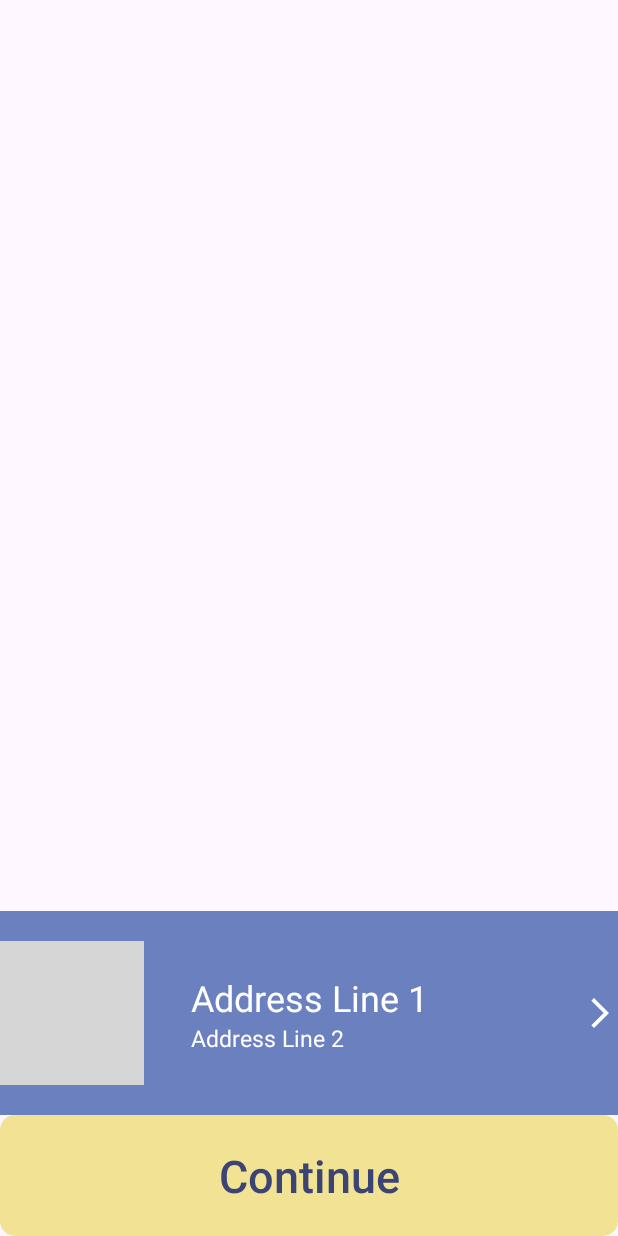
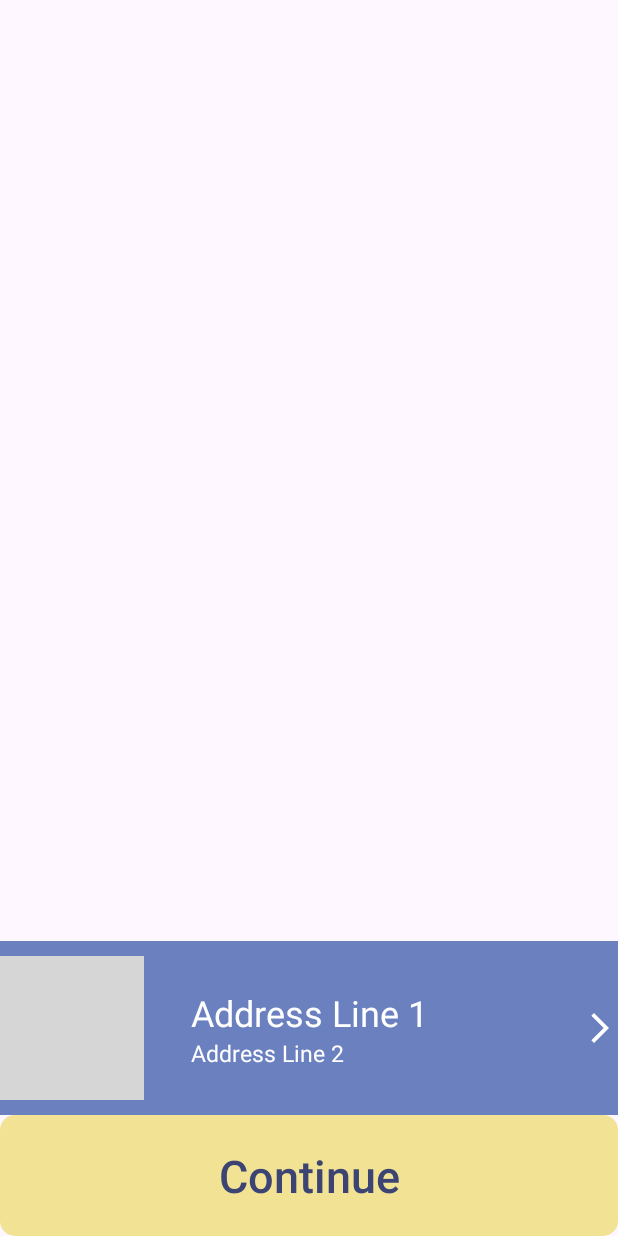
Before and after one commit to adekunleadeyemo/JustMove, an Android app: the Location screen opened directly, with no data from a screen before it, on a phone screen of 412 x 824 dp. Run offline under Robolectric (Android 15) with nearby library versions, the phone set to English and light mode, and no system bars; 7 statements that could not run were skipped; grey boxes are pictures that could not be loaded.

Commit message:
completed location

```diff
--- a/app/src/main/java/com/logistics/justMove/Location.java
+++ b/app/src/main/java/com/logistics/justMove/Location.java
@@ -7,20 +7,27 @@ import androidx.constraintlayout.widget.ConstraintLayout;
 import android.content.Intent;
 import android.os.Bundle;
 import android.view.View;
+import android.view.ViewGroup;
 import android.widget.Button;
 import android.widget.ImageView;
+import android.widget.LinearLayout;
 import android.widget.TextView;
 
 public class Location extends AppCompatActivity {
-    TextView addr_1;
-    TextView addr_2;
-    TextView addr_pin_txt;
-    ConstraintLayout addr_pin;
+    TextView pk_addr_1;
+   TextView pk_addr_2 ;
+    TextView dl_addr_1 ;
+    TextView dl_addr_2 ;
+    ConstraintLayout pk_addr_box;
+    ConstraintLayout dl_addr_box;
+    ImageView pk_icon;
+    ImageView dl_icon;
     Button set_loc;
-    ImageView set_addr;
 
     @Nullable String pickup_addr;
     @Nullable String delivery_addr;
+    @Nullable String [] pk_Arr;
+    @Nullable String [] dl_Arr;
 
     Intent intent;
 
@@ -30,65 +37,95 @@ public class Location extends AppCompatActivity {
         super.onCreate(savedInstanceState);
         setContentView(R.layout.activity_location);
 
+        LinearLayout.LayoutParams unset_loc_view = new LinearLayout.LayoutParams(ViewGroup.LayoutParams.MATCH_PARENT, 0, 66);
+        LinearLayout.LayoutParams set_loc_view = new LinearLayout.LayoutParams(ViewGroup.LayoutParams.MATCH_PARENT, 0, 33);
+
         intent = new Intent(Location.this, locationSearch.class);
 
         Bundle extras  = getIntent().getExtras();
         @Nullable String changeType = extras.getString("change");
+        delivery_addr = extras.getString("delivery");
+        pickup_addr = extras.getString("pickup");
+        @Nullable String [] pk_Arr = pickup_addr.split(",");
 
 
-        addr_1 = findViewById(R.id.addr_1);
-        addr_2 = findViewById(R.id.addr_2);
-        set_addr = findViewById(R.id.set_addr);
+        pk_addr_1 = findViewById(R.id.pickup_addr_1);
+        pk_addr_2 = findViewById(R.id.pickup_addr_2);
+        dl_addr_1 = findViewById(R.id.delivery_addr_1);
+        dl_addr_2 = findViewById(R.id.delivery_addr_2);
+        pk_addr_box = findViewById(R.id.pickup_addr_container);
+        dl_addr_box = findViewById(R.id.delivery_addr_container);
+        pk_icon = findViewById(R.id.pickup_addr_icon);
+        dl_icon = findViewById(R.id.delivery_addr_icon);
         set_loc = findViewById(R.id.set_location);
-        addr_pin = findViewById(R.id.location_pin);
-        addr_pin_txt = findViewById(R.id.location_pin_text);
+
 
 
         if(changeType.equals("delivery")) {
-            delivery_addr = extras.getString("delivery");
-            String [] dl_Arr = delivery_addr.split(",");
-            addr_pin.setVisibility(View.VISIBLE);
-            addr_pin_txt.setText(extras.getString("pickup").split(",")[0]);
-            addr_1.setText(dl_Arr[0]);
-            addr_2.setText(dl_Arr[1] + dl_Arr[2]);
+            dl_Arr = delivery_addr.split(",");
+            dl_addr_box.setLayoutParams(unset_loc_view);
+            pk_addr_1.setText(pk_Arr[0]);
+            pk_addr_2.setText(pk_Arr[1]+ pk_Arr[2]);
+            pk_addr_box.setLayoutParams(set_loc_view);
+            dl_addr_1.setText(dl_Arr[0]);
+            dl_addr_2.setText(dl_Arr[1] + dl_Arr[2]);
             set_loc.setTransitionName("continue");
         }
         else {
-            pickup_addr = extras.getString("pickup");
-            String [] pk_Arr = pickup_addr.split(",");
-            addr_1.setText(pk_Arr[0]);
-            addr_2.setText(pk_Arr[1]+ pk_Arr[2]);
+            pk_addr_1.setText(pk_Arr[0]);
+            pk_addr_2.setText(pk_Arr[1]+ pk_Arr[2]);
+            if(delivery_addr != null && !delivery_addr.isEmpty()){
+                dl_Arr = delivery_addr.split(",");
+                pk_addr_box.setLayoutParams(unset_loc_view);
+                dl_addr_box.setLayoutParams(set_loc_view);
+                dl_addr_1.setText(dl_Arr[0]);
+                dl_addr_2.setText(dl_Arr[1] + dl_Arr[2]);
+                set_loc.setTransitionName("continue");
+            }
+
+
 
         }
 
-        set_addr.setOnClickListener(e -> {
-            if(changeType.equals("pickup")) {
-                pickup_addr = extras.getString("pickup");
-                String [] pk_Arr = pickup_addr.split(",");
-                addr_1.setText(pk_Arr[0]);
-                addr_2.setText(pk_Arr[1] + pk_Arr[2]);
+        pk_addr_box.setOnClickListener(e -> {
+            if(pk_addr_box.getTransitionName().equals("disabled") && delivery_addr != null && !delivery_addr.isEmpty()) {
+
+                pk_addr_box.setLayoutParams(unset_loc_view);
+                dl_addr_box.setLayoutParams(set_loc_view);
+                dl_addr_box.setTransitionName("disabled");
+                pk_addr_box.setTransitionName("enabled");
+            }
+            else {
+                if(delivery_addr != null && !delivery_addr.isEmpty()){
+                    intent.putExtra("delivery", delivery_addr);
+                }
                 intent.putExtra("change","pickup");
                 startActivity(intent);
             }
+        });
+
+        dl_addr_box.setOnClickListener(e -> {
+            if(dl_addr_box.getTransitionName().equals("disabled") && delivery_addr != null && !delivery_addr.isEmpty()) {
+
+                dl_addr_box.setLayoutParams(unset_loc_view);
+                pk_addr_box.setLayoutParams(set_loc_view);
+                pk_addr_box.setTransitionName("disabled");
+                dl_addr_box.setTransitionName("enabled");
+            }
             else {
-                @Nullable String addr = extras.getString("delivery");
-                String [] addrArr = addr.split(",");
-                addr_1.setText(addrArr[0]);
-                addr_2.setText(addrArr[1] + addrArr[2]);
+                intent.putExtra("pickup", pickup_addr);
                 intent.putExtra("change","delivery");
                 startActivity(intent);
             }
         });
+
+
         set_loc.setOnClickListener( e -> {
             if(set_loc.getTransitionName().equals("pickup")) {
-                pickup_addr = extras.getString("pickup");
-                String [] pk_Arr = pickup_addr.split(",");
-                addr_1.setText("Enter Destination");
-                addr_2.setText("");
-                addr_pin.setVisibility(View.VISIBLE);
-                addr_pin_txt.setText(pk_Arr[0]);
+                pk_addr_box.setLayoutParams(set_loc_view);
+                dl_addr_box.setLayoutParams(unset_loc_view);
+                set_loc.setText("Enter Destination");
                 set_loc.setTransitionName("delivery");
-
             }
             else if (set_loc.getTransitionName().equals("delivery")){
                 intent.putExtra("change","delivery");
--- a/app/src/main/java/com/logistics/justMove/locationSearch.java
+++ b/app/src/main/java/com/logistics/justMove/locationSearch.java
@@ -64,7 +64,11 @@ public class locationSearch extends AppCompatActivity {
                         @Nullable String changeType = getIntent().getExtras().getString("change");
 
                         if(changeType.equals("pickup")){
+                           @Nullable String dl_addr = getIntent().getExtras().getString("delivery");
                             intent.putExtra("pickup",address.getAddressLine(0));
+                            if(dl_addr != null && !dl_addr.isEmpty()){
+                                intent.putExtra("delivery",dl_addr);
+                            }
                             intent.putExtra("change","pickup");
                             startActivity(intent);
                         }
--- a/app/src/main/res/layout/activity_location.xml
+++ b/app/src/main/res/layout/activity_location.xml
@@ -6,48 +6,26 @@
     android:layout_height="match_parent"
     tools:context=".Location">
 
-    <androidx.constraintlayout.widget.ConstraintLayout
-        android:id="@+id/location_pin"
-        android:layout_width="match_parent"
-        android:layout_height="wrap_content"
-        app:layout_constraintBottom_toTopOf="@id/location_container"
-        android:paddingVertical="5dp"
-        android:background="@color/lugg_blue_dark"
-        android:orientation="horizontal"
-        android:visibility="invisible"
-        >
-        <ImageView
-            android:layout_width="wrap_content"
-            android:layout_height="wrap_content"
-            app:layout_constraintTop_toTopOf="parent"
-            app:layout_constraintBottom_toBottomOf="parent"
-            app:layout_constraintStart_toStartOf="parent"
-            app:tint="@color/white"
-            android:src="@drawable/outline_circle" />
-        <TextView
-            android:id="@+id/location_pin_text"
-            app:layout_constraintTop_toTopOf="parent"
-            app:layout_constraintBottom_toBottomOf="parent"
-            app:layout_constraintStart_toStartOf="parent"
-            app:layout_constraintEnd_toEndOf="parent"
-            android:layout_width="wrap_content"
-            android:layout_height="wrap_content"
-            android:text="Address Line 1"
-            android:textSize="18dp"
-            android:textColor="@color/white">
-        </TextView>
-    </androidx.constraintlayout.widget.ConstraintLayout>
-    <androidx.constraintlayout.widget.ConstraintLayout
-        android:id="@+id/location_container"
+
+    <LinearLayout
         android:layout_width="match_parent"
         android:layout_height="wrap_content"
         app:layout_constraintBottom_toTopOf="@id/set_location"
-        android:paddingVertical="20dp"
+        android:orientation="vertical"
+        android:weightSum="100"
+        >
+        <androidx.constraintlayout.widget.ConstraintLayout
+            android:transitionName="disabled"
+            android:id="@+id/pickup_addr_container"
+            android:layout_width="match_parent"
+            android:layout_height="0dp"
+            app:layout_constraintBottom_toTopOf="@id/delivery_addr_container"
+            android:paddingVertical="10dp"
             android:background="@color/lugg_blue_light"
-        android:orientation="horizontal"
+            android:layout_weight="100"
             >
             <ImageView
-            android:id="@+id/map_select_btn"
+                android:id="@+id/pickup_addr_icon"
                 android:layout_width="wrap_content"
                 android:layout_height="wrap_content"
                 app:layout_constraintTop_toTopOf="parent"
@@ -64,8 +42,7 @@
                 android:layout_height="wrap_content"
                 android:orientation="vertical">
                 <TextView
-                android:transitionName="pickup"
-                android:id="@+id/addr_1"
+                    android:id="@+id/pickup_addr_1"
                     android:layout_width="wrap_content"
                     android:layout_height="wrap_content"
                     android:text="Address Line 1"
@@ -73,8 +50,7 @@
                     android:textColor="@color/white"
                     />
                 <TextView
-                android:transitionName="pickup"
-                android:id="@+id/addr_2"
+                    android:id="@+id/pickup_addr_2"
                     android:layout_width="wrap_content"
                     android:layout_height="wrap_content"
                     android:text="Address Line 2"
@@ -85,8 +61,7 @@
             </LinearLayout>
 
             <ImageView
-            android:transitionName="pickup"
-            android:id="@+id/set_addr"
+                android:id="@+id/set_pickup_addr"
                 app:layout_constraintTop_toTopOf="parent"
                 app:layout_constraintBottom_toBottomOf="parent"
                 android:layout_width="wrap_content"
@@ -96,6 +71,65 @@
                 android:layout_gravity="center"
                 android:src="@drawable/arrow_fwd" />
         </androidx.constraintlayout.widget.ConstraintLayout>
+        <androidx.constraintlayout.widget.ConstraintLayout
+            android:transitionName="disabled"
+            android:id="@+id/delivery_addr_container"
+            android:layout_width="match_parent"
+            android:layout_height="0dp"
+            app:layout_constraintBottom_toTopOf="@id/set_location"
+            android:paddingVertical="10dp"
+            android:background="@color/lugg_blue_light"
+            android:layout_weight="0"
+            >
+            <ImageView
+                android:id="@+id/delivery_addr_icon"
+                android:layout_width="wrap_content"
+                android:layout_height="wrap_content"
+                app:layout_constraintTop_toTopOf="parent"
+                app:layout_constraintBottom_toBottomOf="parent"
+                app:layout_constraintStart_toStartOf="parent"
+                app:tint="@color/white"
+                android:src="@drawable/face_book_icon" />
+            <LinearLayout
+                app:layout_constraintTop_toTopOf="parent"
+                app:layout_constraintBottom_toBottomOf="parent"
+                app:layout_constraintStart_toStartOf="parent"
+                app:layout_constraintEnd_toEndOf="parent"
+                android:layout_width="wrap_content"
+                android:layout_height="wrap_content"
+                android:orientation="vertical">
+                <TextView
+                    android:id="@+id/delivery_addr_1"
+                    android:layout_width="wrap_content"
+                    android:layout_height="wrap_content"
+                    android:text="Enter Destination"
+                    android:textSize="24dp"
+                    android:textColor="@color/white"
+                    />
+                <TextView
+                    android:id="@+id/delivery_addr_2"
+                    android:layout_width="wrap_content"
+                    android:layout_height="wrap_content"
+                    android:text=""
+                    android:textSize="15dp"
+                    android:textColor="@color/white"
+                    />
+
+            </LinearLayout>
+
+            <ImageView
+                android:id="@+id/set_delivery_addr"
+                app:layout_constraintTop_toTopOf="parent"
+                app:layout_constraintBottom_toBottomOf="parent"
+                android:layout_width="wrap_content"
+                android:layout_height="wrap_content"
+                app:layout_constraintEnd_toEndOf="parent"
+                app:tint="@color/white"
+                android:layout_gravity="center"
+                android:src="@drawable/arrow_fwd" />
+        </androidx.constraintlayout.widget.ConstraintLayout>
+    </LinearLayout>
+
     <android.widget.Button
         android:transitionName="pickup"
         android:id="@+id/set_location"
```
Lines whose indentation alone changed are shown as unchanged.
